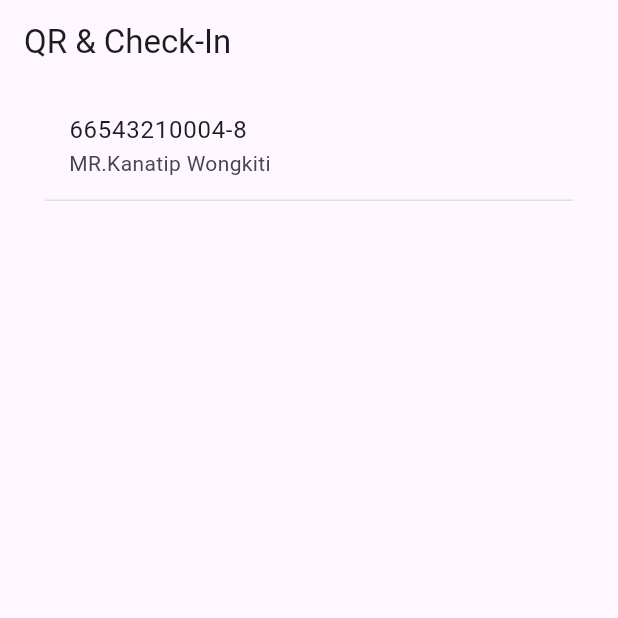
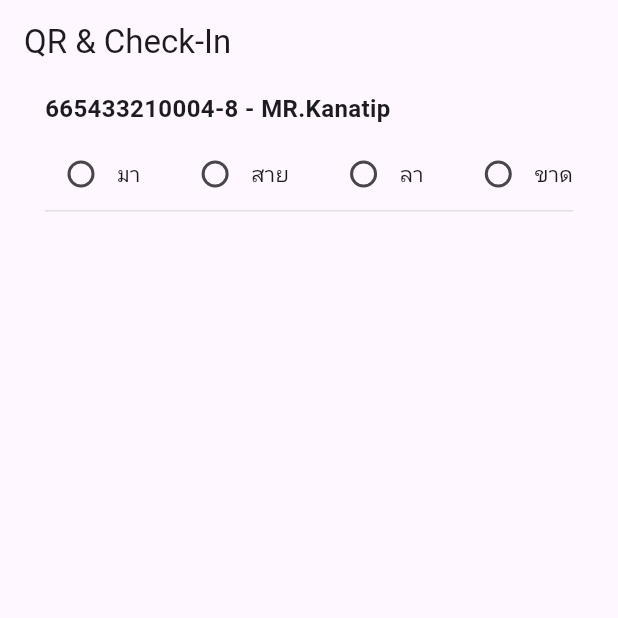
Before and after one commit to DemoEto/trackStatus_flutter, a Flutter app: the QrCheckinPage screen opened by its route, on a phone screen of 412 x 824 dp, the top half of it. Run offline on Flutter 3.47's test engine with Material 3 defaults, Android fonts, the phone set to English and light mode, and no system bars; our stand-ins replace cloud_firestore, firebase_auth, firebase_core, font_awesome_flutter, go_router; accounts and stored records are empty.

Commit message:
U:show student list

```diff
--- a/lib/pages/qr_checkin_page.dart
+++ b/lib/pages/qr_checkin_page.dart
@@ -11,10 +11,9 @@ class QrCheckinPage extends StatefulWidget {
 }
 
 class _QrCheckinPageState extends State<QrCheckinPage> {
-  Widget _stuList({
-    required String title,
-    required String subtitle
-  }) {
+  String? selectedStatus;
+
+  Widget _stuList({required String title, required String subtitle}) {
     return Padding(
       padding: const EdgeInsets.symmetric(horizontal: 30.0, vertical: 5.0),
       child: Container(
@@ -26,12 +25,47 @@ class _QrCheckinPageState extends State<QrCheckinPage> {
             ),
           ),
         ),
-        child: ListTile(
-          title: Text(title),
-          subtitle: Text(subtitle),
+        child: Column(
+          crossAxisAlignment: CrossAxisAlignment.start,
+          children: [
+            // แสดงรหัสนักเรียน + ชื่อ
+            Text(
+              '${'665433210004-8'} - ${'MR.Kanatip'}',
+              style: const TextStyle(fontSize: 16, fontWeight: FontWeight.bold),
+            ),
+            const SizedBox(height: 8),
 
+            // แถวเลือกสถานะมาเรียน
+            Row(
+              mainAxisAlignment: MainAxisAlignment.spaceBetween,
+              children: [
+                _buildRadio("present", "มา"),
+                _buildRadio("late", "สาย"),
+                _buildRadio("leave", "ลา"),
+                _buildRadio("absent", "ขาด"),
+              ],
+            ),
+          ],
         ),
       ),
+    );
+  }
+
+  // ฟังก์ชันสร้าง radio ปุ่ม
+  Widget _buildRadio(String value, String label) {
+    return Row(
+      children: [
+        Radio<String>(
+          value: value,
+          groupValue: selectedStatus,
+          onChanged: (newValue) {
+            setState(() {
+              selectedStatus = newValue;
+            });
+          },
+        ),
+        Text(label),
+      ],
     );
   }
 
@@ -39,14 +73,16 @@ class _QrCheckinPageState extends State<QrCheckinPage> {
   Widget build(BuildContext context) {
     return Scaffold(
       appBar: AppBar(title: Text('QR & Check-In')),
-      body: ListView(
-        children: [
-          _stuList(
-            title: '66543210004-8',
-            subtitle: 'MR.Kanatip Wongkiti',
+      body:
+          ListView(
+            children: [
+              _stuList(
+                title: '66543210004-8',
+                subtitle: 'MR.Kanatip Wongkiti'
+              ),
+            ],
           ),
-        ],
-      ),
+
     );
   }
 }
```
